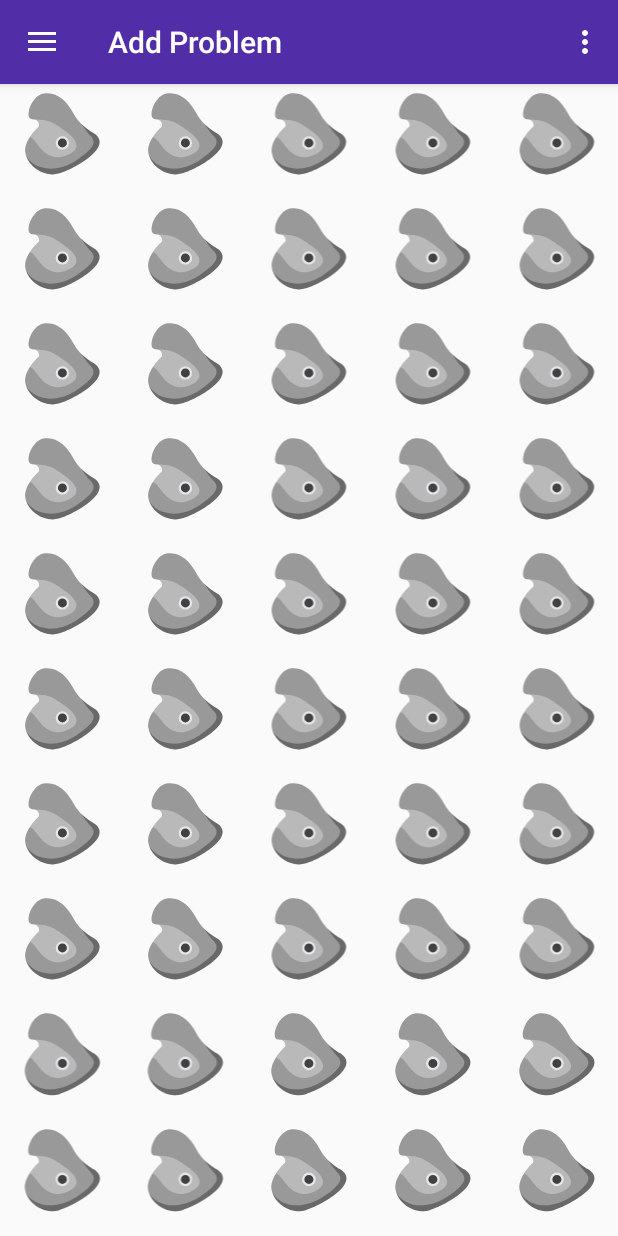
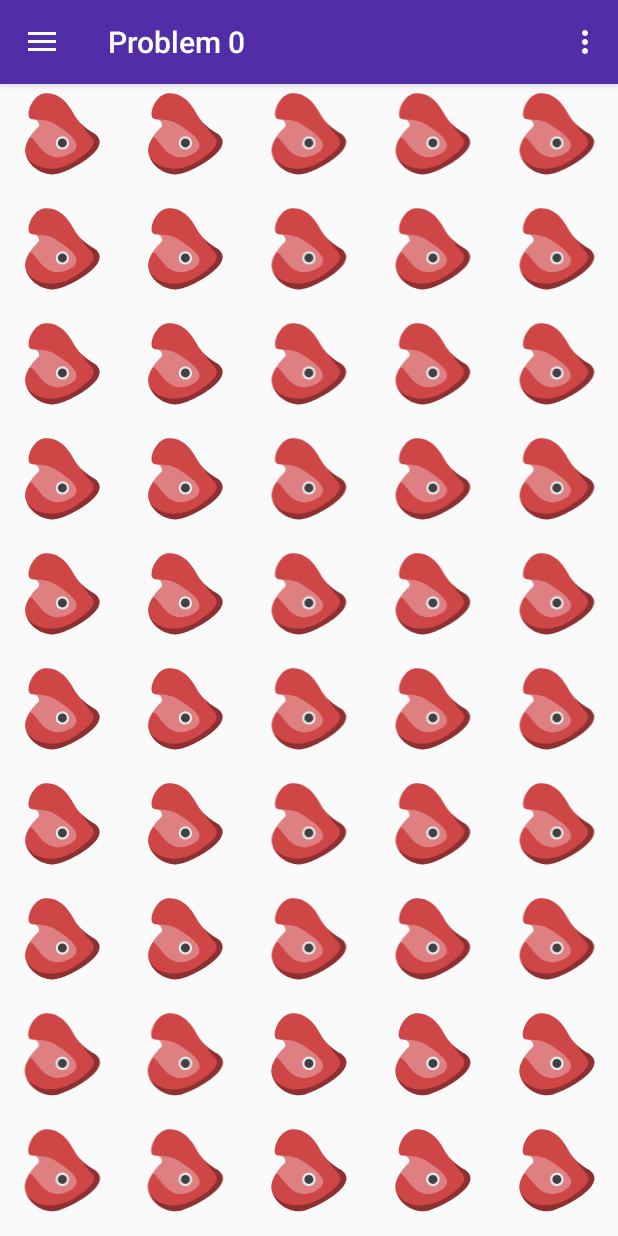
Before and after one commit to not-just-makers/galaxyboard-android, an Android app: the screen it shows after launch (MainActivity), after a tap on an icon or button, on a phone screen of 412 x 824 dp. Run offline under Robolectric (Android 15) with nearby library versions, the phone set to English and light mode, and no system bars; libraries missing offline, so code that uses them is left out: petrov.kristiyan.colorpicker; 2 other taps on this screen came first.

Commit message:
Add display problems

```diff
--- a/app/src/main/java/com/notjustmakers/galaxyboard/MainActivity.java
+++ b/app/src/main/java/com/notjustmakers/galaxyboard/MainActivity.java
@@ -7,8 +7,10 @@ import android.view.MenuItem;
 import com.google.android.material.navigation.NavigationView;
 import com.notjustmakers.galaxyboard.api.DemoGalaxyBoardApi;
 import com.notjustmakers.galaxyboard.api.GalaxyBoardApi;
+import com.notjustmakers.galaxyboard.model.Problem;
 import com.notjustmakers.galaxyboard.ui.common.OnFragmentInteractionListener;
 import com.notjustmakers.galaxyboard.ui.problems.AddProblemFragment;
+import com.notjustmakers.galaxyboard.ui.problems.DisplayProblemFragment;
 import com.notjustmakers.galaxyboard.ui.problems.OnProblemInteractionListener;
 import com.notjustmakers.galaxyboard.ui.problems.ProblemListFragment;
 
@@ -127,7 +129,7 @@ public class MainActivity extends AppCompatActivity implements NavigationView.On
     }
 
     @Override
-    public void onProblemChange(int problemId) {
-        changeFragment(AddProblemFragment.newInstance(galaxyBoardApi));
+    public void onProblemChange(Problem problem) {
+        changeFragment(DisplayProblemFragment.newInstance(problem));
     }
 }
--- a/app/src/main/java/com/notjustmakers/galaxyboard/api/DemoGalaxyBoardApi.java
+++ b/app/src/main/java/com/notjustmakers/galaxyboard/api/DemoGalaxyBoardApi.java
@@ -1,5 +1,6 @@
 package com.notjustmakers.galaxyboard.api;
 
+import com.notjustmakers.galaxyboard.model.Board;
 import com.notjustmakers.galaxyboard.model.ClimbingHold;
 import com.notjustmakers.galaxyboard.model.Color;
 import com.notjustmakers.galaxyboard.model.Pixel;
@@ -20,8 +21,10 @@ public class DemoGalaxyBoardApi implements GalaxyBoardApi {
     private static final Integer N_COLUMNS = 5;
 
     private List<Problem> problems;
+    private Board board;
 
     public DemoGalaxyBoardApi() {
+        board = createRandomBoard();
         problems = new ArrayList<>();
         for (int i = 0; i < N_ROWS * N_COLUMNS; i++) {
             problems.add(createRandomProblem(i));
@@ -48,10 +51,25 @@ public class DemoGalaxyBoardApi implements GalaxyBoardApi {
         return new ValueCall<>(problems);
     }
 
-    private Problem createRandomProblem(int problemId) {
+    @Override
+    public Call<Board> getBoard() {
+        return new ValueCall<>(board);
+    }
+
+    private Board createRandomBoard() {
         ClimbingHold[] climbingHolds = new ClimbingHold[N_ROWS * N_COLUMNS];
         for (int i = 0; i < N_ROWS * N_COLUMNS; i++) {
-            climbingHolds[i] = new ClimbingHold(i, new Color(0, 0, 0), new Random().nextInt(5));
+            int type = new Random().nextInt(5);
+            climbingHolds[i] = new ClimbingHold(i, Color.BLACK, type);
+        }
+        return new Board(N_ROWS, N_COLUMNS, climbingHolds);
+    }
+
+    private Problem createRandomProblem(int problemId) {
+        ClimbingHold[] climbingHolds = new ClimbingHold[board.getClimbingHolds().length];
+        for (int i=0; i<climbingHolds.length; i++) {
+            climbingHolds[i] = (ClimbingHold) board.getClimbingHolds()[i].clone();
+            climbingHolds[i].setColor(Color.ALL.get(new Random().nextInt(Color.ALL.size())));
         }
         return new Problem(problemId, N_ROWS, N_COLUMNS, "My Problem " + problemId, getRandomDifficulty(), climbingHolds);
     }
--- a/app/src/main/java/com/notjustmakers/galaxyboard/api/GalaxyBoardApi.java
+++ b/app/src/main/java/com/notjustmakers/galaxyboard/api/GalaxyBoardApi.java
@@ -1,5 +1,6 @@
 package com.notjustmakers.galaxyboard.api;
 
+import com.notjustmakers.galaxyboard.model.Board;
 import com.notjustmakers.galaxyboard.model.Color;
 import com.notjustmakers.galaxyboard.model.Pixel;
 import com.notjustmakers.galaxyboard.model.Problem;
@@ -25,4 +26,7 @@ public interface GalaxyBoardApi {
 
     @GET("v1/problems")
     Call<List<Problem>> getProblems();
+
+    @GET("v1/board")
+    Call<Board> getBoard();
 }
--- /dev/null
+++ b/app/src/main/java/com/notjustmakers/galaxyboard/model/Board.java
@@ -0,0 +1,38 @@
+package com.notjustmakers.galaxyboard.model;
+
+public class Board {
+
+    private int rows;
+    private int columns;
+    private ClimbingHold[] climbingHolds;
+
+    public Board(int rows, int columns, ClimbingHold[] climbingHolds) {
+        this.rows = rows;
+        this.columns = columns;
+        this.climbingHolds = climbingHolds;
+    }
+
+    public int getRows() {
+        return rows;
+    }
+
+    public void setRows(int rows) {
+        this.rows = rows;
+    }
+
+    public int getColumns() {
+        return columns;
+    }
+
+    public void setColumns(int columns) {
+        this.columns = columns;
+    }
+
+    public ClimbingHold[] getClimbingHolds() {
+        return climbingHolds;
+    }
+
+    public void setClimbingHolds(ClimbingHold[] climbingHolds) {
+        this.climbingHolds = climbingHolds;
+    }
+}
--- a/app/src/main/java/com/notjustmakers/galaxyboard/model/ClimbingHold.java
+++ b/app/src/main/java/com/notjustmakers/galaxyboard/model/ClimbingHold.java
@@ -22,12 +22,24 @@ public class ClimbingHold implements Comparable {
         return position;
     }
 
+    public void setPosition(int position) {
+        this.position = position;
+    }
+
     public Color getColor() {
         return color;
     }
 
+    public void setColor(Color color) {
+        this.color = color;
+    }
+
     public int getType() {
         return type;
+    }
+
+    public void setType(int type) {
+        this.type = type;
     }
 
     @Override
@@ -35,4 +47,9 @@ public class ClimbingHold implements Comparable {
         ClimbingHold c = (ClimbingHold) o;
         return Integer.compare(position, c.getPosition());
     }
+
+    @Override
+    public Object clone() {
+        return new ClimbingHold(position, color, type);
+    }
 }
--- a/app/src/main/java/com/notjustmakers/galaxyboard/model/Color.java
+++ b/app/src/main/java/com/notjustmakers/galaxyboard/model/Color.java
@@ -1,28 +1,45 @@
 package com.notjustmakers.galaxyboard.model;
 
+import java.util.Arrays;
+import java.util.List;
+
 public class Color {
+
+    public static final Color BLACK = new Color("#000000");
+    public static final Color RED = new Color("#cf4647");
+    public static final Color ORANGE = new Color("#fb6900");
+    public static final Color CYAN = new Color("#00b9bd");
+    public static final Color YELLOW = new Color("#f9d423");
+
+    public static final List<Color> ALL = Arrays.asList(
+        BLACK,
+        RED,
+        ORANGE,
+        CYAN,
+        YELLOW
+    );
 
     private final int red;
     private final int green;
     private final int blue;
+    private final String hex;
 
     public Color(long color) {
-        this.red = (short) (color >> 16) & 255;
-        this.green = (short) (color >> 8) & 255;
-        this.blue = (short) (color) & 255;
+        this((short) (color >> 16) & 255, (short) (color >> 8) & 255, (short) (color) & 255);
     }
 
     public Color(int red, int green, int blue) {
         this.red = red;
         this.green = green;
         this.blue = blue;
+        this.hex = String.format("#%02x%02x%02x", red, green, blue);
     }
 
-    public static Color fromHex(String hex) {
-        return new Color(
-            Integer.valueOf(hex.substring(1, 3), 16),
-            Integer.valueOf(hex.substring(3, 5), 16),
-            Integer.valueOf(hex.substring(5, 7), 16));
+    public Color(String hex) {
+        this.hex = hex;
+        this.red = Integer.valueOf(hex.substring(1, 3), 16);
+        this.green = Integer.valueOf(hex.substring(3, 5), 16);
+        this.blue = Integer.valueOf(hex.substring(5, 7), 16);
     }
 
     public int getRed() {
@@ -38,6 +55,6 @@ public class Color {
     }
 
     public String getHex() {
-        return String.format("#%02x%02x%02x", red, green, blue);
+        return hex;
     }
 }
--- a/app/src/main/java/com/notjustmakers/galaxyboard/ui/problems/AddProblemFragment.java
+++ b/app/src/main/java/com/notjustmakers/galaxyboard/ui/problems/AddProblemFragment.java
@@ -9,8 +9,8 @@ import android.widget.FrameLayout;
 
 import com.notjustmakers.galaxyboard.R;
 import com.notjustmakers.galaxyboard.api.GalaxyBoardApi;
+import com.notjustmakers.galaxyboard.model.Board;
 import com.notjustmakers.galaxyboard.model.ClimbingWallMatrix;
-import com.notjustmakers.galaxyboard.model.Problem;
 import com.notjustmakers.galaxyboard.ui.common.OnFragmentInteractionListener;
 
 import androidx.fragment.app.Fragment;
@@ -56,21 +56,21 @@ public class AddProblemFragment extends Fragment {
         }
 
         // Get problem and create view
-        galaxyBoardApi.getProblem(1).enqueue(new Callback<Problem>() {
+        galaxyBoardApi.getBoard().enqueue(new Callback<Board>() {
             @Override
-            public void onResponse(Call<Problem> call, Response<Problem> response) {
+            public void onResponse(Call<Board> call, Response<Board> response) {
                 // Create climbing wall matrix
-                Problem problem = response.body();
-                climbingWallMatrix = new ClimbingWallMatrix(problem.getRows(), problem.getColumns(), problem.getClimbingHolds());
+                Board board = response.body();
+                climbingWallMatrix = new ClimbingWallMatrix(board.getRows(), board.getColumns(), board.getClimbingHolds());
 
                 // Create climbing wall matrix view
                 FrameLayout addProblemFrame = view.findViewById(R.id.addProblemFrame);
-                ClimbingWallMatrixView climbingWallMatrixView = new ClimbingWallMatrixView(getContext(), getActivity(), climbingWallMatrix);
+                ClimbingWallMatrixView climbingWallMatrixView = new ClimbingWallMatrixView(getContext(), getActivity(), climbingWallMatrix, true);
                 addProblemFrame.addView(climbingWallMatrixView);
             }
 
             @Override
-            public void onFailure(Call<Problem> call, Throwable t) {
+            public void onFailure(Call<Board> call, Throwable t) {
 
             }
         });
--- a/app/src/main/java/com/notjustmakers/galaxyboard/ui/problems/ClimbingWallMatrixView.java
+++ b/app/src/main/java/com/notjustmakers/galaxyboard/ui/problems/ClimbingWallMatrixView.java
@@ -26,24 +26,27 @@ public class ClimbingWallMatrixView extends TableLayout {
     private final Context context;
     private final Activity activity;
     private final ClimbingWallMatrix climbingWallMatrix;
+    private final boolean editable;
 
     private ContextThemeWrapper defaultThemeWrapper;
     private ArrayList<String> ledColors;
     private Map<String, ContextThemeWrapper> themeWrappersByColor;
 
-    public ClimbingWallMatrixView(Context context, Activity activity, ClimbingWallMatrix climbingWallMatrix) {
+    public ClimbingWallMatrixView(Context context, Activity activity, ClimbingWallMatrix climbingWallMatrix, boolean editable) {
         super(context);
         this.context = context;
         this.activity = activity;
         this.climbingWallMatrix = climbingWallMatrix;
+        this.editable = editable;
         init();
     }
 
-    public ClimbingWallMatrixView(Context context, AttributeSet attrs, Activity activity, ClimbingWallMatrix climbingWallMatrix) {
+    public ClimbingWallMatrixView(Context context, AttributeSet attrs, Activity activity, ClimbingWallMatrix climbingWallMatrix, boolean editable) {
         super(context, attrs);
         this.context = context;
         this.activity = activity;
         this.climbingWallMatrix = climbingWallMatrix;
+        this.editable = editable;
         init();
     }
 
@@ -53,20 +56,19 @@ public class ClimbingWallMatrixView extends TableLayout {
 
         // Themes
         themeWrappersByColor = new HashMap<>();
-        themeWrappersByColor.put("#000000", defaultThemeWrapper);
-        themeWrappersByColor.put("#cf4647", new ContextThemeWrapper(context, R.style.WallGripTheme_Red));
-        themeWrappersByColor.put("#fb6900", new ContextThemeWrapper(context, R.style.WallGripTheme_Orange));
-        themeWrappersByColor.put("#00b9bd", new ContextThemeWrapper(context, R.style.WallGripTheme_Cyan));
-        themeWrappersByColor.put("#f9d423", new ContextThemeWrapper(context, R.style.WallGripTheme_Yellow));
-
+        themeWrappersByColor.put(Color.BLACK.getHex(), defaultThemeWrapper);
+        themeWrappersByColor.put(Color.RED.getHex(), new ContextThemeWrapper(context, R.style.WallGripTheme_Red));
+        themeWrappersByColor.put(Color.ORANGE.getHex(), new ContextThemeWrapper(context, R.style.WallGripTheme_Orange));
+        themeWrappersByColor.put(Color.CYAN.getHex(), new ContextThemeWrapper(context, R.style.WallGripTheme_Cyan));
+        themeWrappersByColor.put(Color.YELLOW.getHex(), new ContextThemeWrapper(context, R.style.WallGripTheme_Yellow));
 
         // Led Colors
         ledColors = new ArrayList<>();
-        ledColors.add("#000000"); // BLACK
-        ledColors.add("#cf4647"); // RED
-        ledColors.add("#fb6900"); // ORANGE
-        ledColors.add("#00b9bd"); // CYAN
-        ledColors.add("#f9d423"); // YELLOW
+        ledColors.add(Color.BLACK.getHex());
+        ledColors.add(Color.RED.getHex());
+        ledColors.add(Color.ORANGE.getHex());
+        ledColors.add(Color.CYAN.getHex());
+        ledColors.add(Color.YELLOW.getHex());
 
         // Adjust weight to evenly distribute height
         setWeightSum(climbingWallMatrix.getRows());
@@ -99,6 +101,7 @@ public class ClimbingWallMatrixView extends TableLayout {
                 climbingHoldImg.setLayoutParams(new TableRow.LayoutParams(TableRow.LayoutParams.MATCH_PARENT, TableRow.LayoutParams.MATCH_PARENT, 1));
 
                 // Add on-click action
+                if (editable) {
                     climbingHoldImg.setOnClickListener(new View.OnClickListener() {
                         @Override
                         public void onClick(View v) {
@@ -135,6 +138,7 @@ public class ClimbingWallMatrixView extends TableLayout {
                                 .show();
                         }
                     });
+                }
 
                 // Add climbing hold to row
                 tableRow.addView(climbingHoldImg);
--- /dev/null
+++ b/app/src/main/java/com/notjustmakers/galaxyboard/ui/problems/DisplayProblemFragment.java
@@ -0,0 +1,83 @@
+package com.notjustmakers.galaxyboard.ui.problems;
+
+import android.content.Context;
+import android.os.Bundle;
+import android.view.LayoutInflater;
+import android.view.View;
+import android.view.ViewGroup;
+import android.widget.FrameLayout;
+
+import com.notjustmakers.galaxyboard.R;
+import com.notjustmakers.galaxyboard.model.ClimbingWallMatrix;
+import com.notjustmakers.galaxyboard.model.Problem;
+import com.notjustmakers.galaxyboard.ui.common.OnFragmentInteractionListener;
+
+import androidx.fragment.app.Fragment;
+
+/**
+ * This fragment represents the screen to display an existent problem to GalaxyBoard.
+ *
+ * @author Andres Sanchez (andressanchez)
+ */
+public class DisplayProblemFragment extends Fragment {
+
+    private OnFragmentInteractionListener onFragmentInteractionListener;
+    private OnProblemInteractionListener onProblemInteractionListener;
+
+    private ClimbingWallMatrix climbingWallMatrix;
+    private Problem problem;
+
+    public DisplayProblemFragment() {
+        // Required empty public constructor
+    }
+
+    public static DisplayProblemFragment newInstance(Problem problem) {
+        DisplayProblemFragment displayProblemFragment = new DisplayProblemFragment();
+        displayProblemFragment.problem = problem;
+        return displayProblemFragment;
+    }
+
+    @Override
+    public View onCreateView(LayoutInflater inflater, ViewGroup container,
+                             Bundle savedInstanceState) {
+        final View view = inflater.inflate(R.layout.fragment_display_problem, container, false);
+
+        // Update title
+        if (onFragmentInteractionListener != null) {
+            onFragmentInteractionListener.onTitleChange("Problem " + problem.getId());
+        }
+
+        // Create climbing wall matrix
+        climbingWallMatrix = new ClimbingWallMatrix(problem.getRows(), problem.getColumns(), problem.getClimbingHolds());
+
+        // Create climbing wall matrix view
+        FrameLayout displayProblemFrame = view.findViewById(R.id.displayProblemFrame);
+        ClimbingWallMatrixView climbingWallMatrixView = new ClimbingWallMatrixView(getContext(), getActivity(), climbingWallMatrix, false);
+        displayProblemFrame.addView(climbingWallMatrixView);
+
+        return view;
+    }
+
+    @Override
+    public void onAttach(Context context) {
+        super.onAttach(context);
+        if (context instanceof OnFragmentInteractionListener || context instanceof OnProblemInteractionListener) {
+            if (context instanceof OnFragmentInteractionListener) {
+                onFragmentInteractionListener = (OnFragmentInteractionListener) context;
+            }
+            if (context instanceof OnProblemInteractionListener) {
+                onProblemInteractionListener = (OnProblemInteractionListener) context;
+            }
+        } else  {
+            throw new RuntimeException(context.toString()
+                + " must implement OnFragmentInteractionListener and OnProblemInteractionListener");
+        }
+    }
+
+    @Override
+    public void onDetach() {
+        super.onDetach();
+        onFragmentInteractionListener = null;
+        onProblemInteractionListener = null;
+    }
+}
--- a/app/src/main/java/com/notjustmakers/galaxyboard/ui/problems/OnProblemInteractionListener.java
+++ b/app/src/main/java/com/notjustmakers/galaxyboard/ui/problems/OnProblemInteractionListener.java
@@ -1,4 +1,6 @@
 package com.notjustmakers.galaxyboard.ui.problems;
+
+import com.notjustmakers.galaxyboard.model.Problem;
 
 /**
  * Used to notify when a problem has been changed.
@@ -11,8 +13,8 @@ public interface OnProblemInteractionListener {
      * A problem has been changed. This method will trigger all the UI changes
      * required to display the new one.
      *
-     * @param problemId Problem identifier in the API.
+     * @param problem Problem
      */
-    void onProblemChange(int problemId);
+    void onProblemChange(Problem problem);
 
 }
--- a/app/src/main/java/com/notjustmakers/galaxyboard/ui/problems/ProblemItemRecyclerViewAdapter.java
+++ b/app/src/main/java/com/notjustmakers/galaxyboard/ui/problems/ProblemItemRecyclerViewAdapter.java
@@ -40,7 +40,7 @@ public class ProblemItemRecyclerViewAdapter extends RecyclerView.Adapter<Problem
             @Override
             public void onClick(View v) {
                 if (null != onProblemInteractionListener) {
-                    onProblemInteractionListener.onProblemChange(holder.mItem.getId());
+                    onProblemInteractionListener.onProblemChange(holder.mItem);
                 }
             }
         });
--- /dev/null
+++ b/app/src/main/res/layout/fragment_display_problem.xml
@@ -0,0 +1,9 @@
+<?xml version="1.0" encoding="utf-8"?>
+<FrameLayout xmlns:android="http://schemas.android.com/apk/res/android"
+    xmlns:tools="http://schemas.android.com/tools"
+    android:layout_width="match_parent"
+    android:layout_height="match_parent"
+    android:id="@+id/displayProblemFrame"
+    tools:context=".ui.problems.DisplayProblemFragment">
+
+</FrameLayout>
```
Lines whose indentation alone changed are shown as unchanged.
